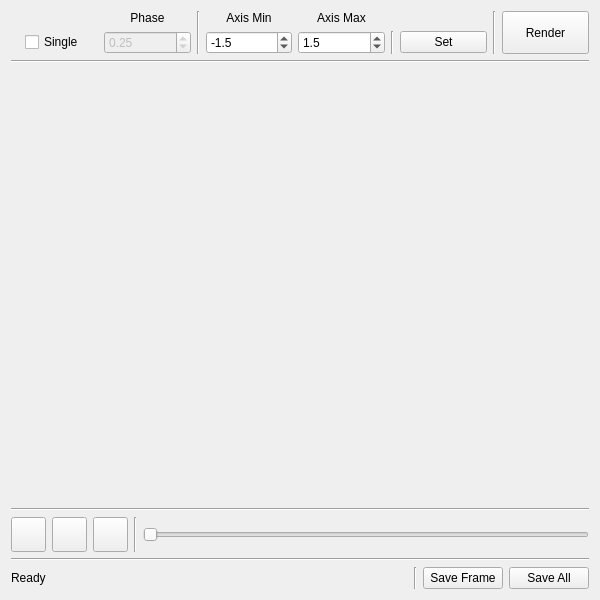
The window that resources/starpositionswidget.ui (Varnani/PyWD2015) describes before a commit, drawn with Qt 5.
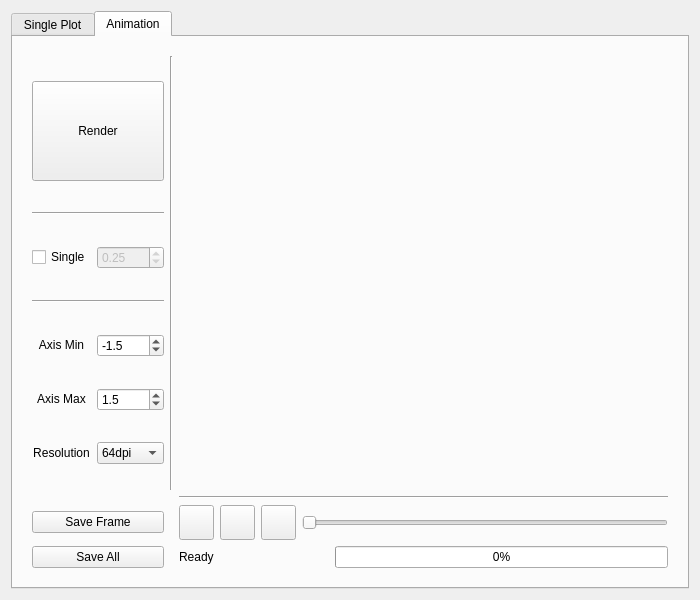
The same window after the commit. The open tabs and pages were chosen to show the change.

Commit message: implemented star position animation

Diff of the .ui file:
```diff
--- a/resources/starpositionswidget.ui
+++ b/resources/starpositionswidget.ui
@@ -6,7 +6,7 @@
    <rect>
     <x>0</x>
     <y>0</y>
-    <width>600</width>
+    <width>700</width>
     <height>600</height>
    </rect>
   </property>
@@ -15,149 +15,84 @@
   </property>
   <layout class="QVBoxLayout" name="verticalLayout">
    <item>
-    <layout class="QGridLayout" name="gridLayout">
-     <item row="0" column="8" rowspan="2">
-      <widget class="QPushButton" name="render_btn">
-       <property name="sizePolicy">
-        <sizepolicy hsizetype="Preferred" vsizetype="Preferred">
-         <horstretch>0</horstretch>
-         <verstretch>0</verstretch>
-        </sizepolicy>
-       </property>
-       <property name="text">
-        <string>Render</string>
-       </property>
-      </widget>
-     </item>
-     <item row="1" column="5">
-      <widget class="Line" name="line_9">
-       <property name="orientation">
-        <enum>Qt::Vertical</enum>
-       </property>
-      </widget>
-     </item>
-     <item row="0" column="3">
-      <widget class="QLabel" name="label_4">
+    <widget class="QTabWidget" name="tabWidget">
+     <property name="currentIndex">
+      <number>0</number>
+     </property>
+     <widget class="QWidget" name="tab_2">
+      <attribute name="title">
+       <string>Single Plot</string>
+      </attribute>
+      <layout class="QVBoxLayout" name="verticalLayout_3">
+       <item>
+        <layout class="QVBoxLayout" name="verticalLayout_2">
+         <property name="margin">
+          <number>10</number>
+         </property>
+         <item>
+          <layout class="QGridLayout" name="gridLayout_2">
+           <item row="0" column="0">
+            <widget class="QLabel" name="label_7">
        <property name="text">
-        <string>Axis Min</string>
+              <string>Phase</string>
        </property>
        <property name="alignment">
         <set>Qt::AlignCenter</set>
        </property>
       </widget>
      </item>
-     <item row="1" column="0" alignment="Qt::AlignHCenter">
-      <widget class="QCheckBox" name="single_chk">
-       <property name="text">
-        <string>Single</string>
+           <item row="1" column="0">
+            <widget class="QDoubleSpinBox" name="phase_spinbox">
+             <property name="enabled">
+              <bool>true</bool>
+             </property>
+             <property name="decimals">
+              <number>2</number>
+             </property>
+             <property name="minimum">
+              <double>0.000000000000000</double>
+             </property>
+             <property name="maximum">
+              <double>1.000000000000000</double>
+             </property>
+             <property name="singleStep">
+              <double>0.010000000000000</double>
+             </property>
+             <property name="value">
+              <double>0.250000000000000</double>
        </property>
       </widget>
      </item>
      <item row="0" column="2" rowspan="2">
-      <widget class="Line" name="line_4">
-       <property name="orientation">
-        <enum>Qt::Vertical</enum>
-       </property>
-      </widget>
-     </item>
-     <item row="0" column="7" rowspan="2">
-      <widget class="Line" name="line_5">
-       <property name="orientation">
-        <enum>Qt::Vertical</enum>
-       </property>
-      </widget>
-     </item>
-     <item row="1" column="4">
-      <widget class="QDoubleSpinBox" name="max_spinbox">
-       <property name="decimals">
-        <number>1</number>
-       </property>
-       <property name="minimum">
-        <double>-100.000000000000000</double>
-       </property>
-       <property name="maximum">
-        <double>100.000000000000000</double>
-       </property>
-       <property name="singleStep">
-        <double>0.500000000000000</double>
-       </property>
-       <property name="value">
-        <double>1.500000000000000</double>
-       </property>
-      </widget>
-     </item>
-     <item row="1" column="6">
-      <widget class="QPushButton" name="setlimits_btn">
+            <widget class="QPushButton" name="plot_btn">
+             <property name="sizePolicy">
+              <sizepolicy hsizetype="Preferred" vsizetype="Preferred">
+               <horstretch>0</horstretch>
+               <verstretch>0</verstretch>
+              </sizepolicy>
+             </property>
        <property name="text">
-        <string>Set</string>
-       </property>
-      </widget>
-     </item>
-     <item row="1" column="3">
-      <widget class="QDoubleSpinBox" name="min_spinbox">
-       <property name="decimals">
-        <number>1</number>
-       </property>
-       <property name="minimum">
-        <double>-100.000000000000000</double>
-       </property>
-       <property name="maximum">
-        <double>100.000000000000000</double>
-       </property>
-       <property name="singleStep">
-        <double>0.500000000000000</double>
-       </property>
-       <property name="value">
-        <double>-1.500000000000000</double>
-       </property>
-      </widget>
-     </item>
-     <item row="0" column="4">
-      <widget class="QLabel" name="label_5">
-       <property name="text">
-        <string>Axis Max</string>
-       </property>
-       <property name="alignment">
-        <set>Qt::AlignCenter</set>
+              <string>Plot</string>
        </property>
       </widget>
      </item>
      <item row="1" column="1">
-      <widget class="QDoubleSpinBox" name="phase_spinbox">
-       <property name="enabled">
-        <bool>false</bool>
-       </property>
-       <property name="decimals">
-        <number>2</number>
-       </property>
-       <property name="minimum">
-        <double>0.000000000000000</double>
-       </property>
-       <property name="maximum">
-        <double>1.000000000000000</double>
-       </property>
-       <property name="singleStep">
-        <double>0.010000000000000</double>
-       </property>
-       <property name="value">
-        <double>0.250000000000000</double>
-       </property>
-      </widget>
-     </item>
-     <item row="0" column="1">
-      <widget class="QLabel" name="label_6">
-       <property name="text">
-        <string>Phase</string>
-       </property>
-       <property name="alignment">
-        <set>Qt::AlignCenter</set>
-       </property>
-      </widget>
+            <spacer name="horizontalSpacer">
+             <property name="orientation">
+              <enum>Qt::Horizontal</enum>
+             </property>
+             <property name="sizeHint" stdset="0">
+              <size>
+               <width>40</width>
+               <height>20</height>
+              </size>
+             </property>
+            </spacer>
      </item>
     </layout>
    </item>
    <item>
-    <widget class="Line" name="line">
+          <widget class="Line" name="line_6">
      <property name="orientation">
       <enum>Qt::Horizontal</enum>
      </property>
@@ -171,24 +106,85 @@
        <verstretch>0</verstretch>
       </sizepolicy>
      </property>
-     <property name="minimumSize">
-      <size>
-       <width>200</width>
-       <height>200</height>
-      </size>
-     </property>
-    </widget>
-   </item>
-   <item>
-    <widget class="Line" name="line_2">
-     <property name="orientation">
-      <enum>Qt::Horizontal</enum>
-     </property>
-    </widget>
-   </item>
+          </widget>
+         </item>
+        </layout>
+       </item>
+      </layout>
+     </widget>
+     <widget class="QWidget" name="tab">
+      <attribute name="title">
+       <string>Animation</string>
+      </attribute>
+      <layout class="QHBoxLayout" name="horizontalLayout_2">
    <item>
+        <layout class="QGridLayout" name="gridLayout_3">
+         <property name="margin">
+          <number>10</number>
+         </property>
+         <item row="3" column="3" colspan="4">
     <layout class="QHBoxLayout" name="horizontalLayout">
      <item>
+            <widget class="QLabel" name="message_label">
+             <property name="minimumSize">
+              <size>
+               <width>150</width>
+               <height>0</height>
+              </size>
+             </property>
+             <property name="maximumSize">
+              <size>
+               <width>150</width>
+               <height>16777215</height>
+              </size>
+             </property>
+             <property name="text">
+              <string>Ready</string>
+             </property>
+            </widget>
+           </item>
+           <item>
+            <widget class="QProgressBar" name="progressBar">
+             <property name="enabled">
+              <bool>true</bool>
+             </property>
+             <property name="value">
+              <number>0</number>
+             </property>
+             <property name="invertedAppearance">
+              <bool>false</bool>
+             </property>
+            </widget>
+           </item>
+          </layout>
+         </item>
+         <item row="0" column="2">
+          <widget class="Line" name="line">
+           <property name="orientation">
+            <enum>Qt::Vertical</enum>
+           </property>
+          </widget>
+         </item>
+         <item row="2" column="3">
+          <widget class="QPushButton" name="start_btn">
+           <property name="minimumSize">
+            <size>
+             <width>35</width>
+             <height>35</height>
+            </size>
+           </property>
+           <property name="maximumSize">
+            <size>
+             <width>35</width>
+             <height>35</height>
+            </size>
+           </property>
+           <property name="text">
+            <string/>
+           </property>
+          </widget>
+         </item>
+         <item row="2" column="4">
       <widget class="QPushButton" name="backtostart_btn">
        <property name="sizePolicy">
         <sizepolicy hsizetype="Minimum" vsizetype="Fixed">
@@ -213,26 +209,7 @@
        </property>
       </widget>
      </item>
-     <item>
-      <widget class="QPushButton" name="start_btn">
-       <property name="minimumSize">
-        <size>
-         <width>35</width>
-         <height>35</height>
-        </size>
-       </property>
-       <property name="maximumSize">
-        <size>
-         <width>35</width>
-         <height>35</height>
-        </size>
-       </property>
-       <property name="text">
-        <string/>
-       </property>
-      </widget>
-     </item>
-     <item>
+         <item row="2" column="5">
       <widget class="QPushButton" name="skip_btn">
        <property name="minimumSize">
         <size>
@@ -251,14 +228,17 @@
        </property>
       </widget>
      </item>
-     <item>
-      <widget class="Line" name="line_8">
-       <property name="orientation">
-        <enum>Qt::Vertical</enum>
+         <item row="0" column="3" colspan="4">
+          <widget class="QWidget" name="render_widget" native="true">
+           <property name="sizePolicy">
+            <sizepolicy hsizetype="Expanding" vsizetype="Expanding">
+             <horstretch>0</horstretch>
+             <verstretch>0</verstretch>
+            </sizepolicy>
        </property>
       </widget>
      </item>
-     <item>
+         <item row="2" column="6">
       <widget class="QSlider" name="horizontalSlider">
        <property name="sizePolicy">
         <sizepolicy hsizetype="Expanding" vsizetype="Fixed">
@@ -271,52 +251,197 @@
        </property>
       </widget>
      </item>
-    </layout>
-   </item>
-   <item>
+         <item row="0" column="1">
+          <layout class="QGridLayout" name="gridLayout">
+           <item row="5" column="1">
+            <widget class="QDoubleSpinBox" name="max_spinbox">
+             <property name="decimals">
+              <number>1</number>
+             </property>
+             <property name="minimum">
+              <double>-100.000000000000000</double>
+             </property>
+             <property name="maximum">
+              <double>100.000000000000000</double>
+             </property>
+             <property name="singleStep">
+              <double>0.500000000000000</double>
+             </property>
+             <property name="value">
+              <double>1.500000000000000</double>
+             </property>
+            </widget>
+           </item>
+           <item row="1" column="0" colspan="2">
     <widget class="Line" name="line_3">
      <property name="orientation">
       <enum>Qt::Horizontal</enum>
      </property>
     </widget>
    </item>
+           <item row="3" column="0" colspan="2">
+            <widget class="Line" name="line_4">
+             <property name="orientation">
+              <enum>Qt::Horizontal</enum>
+             </property>
+            </widget>
+           </item>
+           <item row="6" column="1">
+            <widget class="QComboBox" name="dpi_combobox">
    <item>
-    <layout class="QHBoxLayout" name="horizontalLayout_2">
+              <property name="text">
+               <string>64dpi</string>
+              </property>
+             </item>
      <item>
-      <widget class="QLabel" name="message_label">
+              <property name="text">
+               <string>128dpi</string>
+              </property>
+             </item>
+             <item>
+              <property name="text">
+               <string>256dpi</string>
+              </property>
+             </item>
+            </widget>
+           </item>
+           <item row="6" column="0">
+            <widget class="QLabel" name="label_8">
+             <property name="text">
+              <string>Resolution</string>
+             </property>
+             <property name="alignment">
+              <set>Qt::AlignCenter</set>
+             </property>
+            </widget>
+           </item>
+           <item row="2" column="1">
+            <widget class="QDoubleSpinBox" name="render_phaseSpinbox">
+             <property name="enabled">
+              <bool>false</bool>
+             </property>
+             <property name="decimals">
+              <number>2</number>
+             </property>
+             <property name="minimum">
+              <double>0.000000000000000</double>
+             </property>
+             <property name="maximum">
+              <double>1.000000000000000</double>
+             </property>
+             <property name="singleStep">
+              <double>0.010000000000000</double>
+             </property>
+             <property name="value">
+              <double>0.250000000000000</double>
+             </property>
+            </widget>
+           </item>
+           <item row="4" column="0">
+            <widget class="QLabel" name="label_4">
        <property name="sizePolicy">
-        <sizepolicy hsizetype="Expanding" vsizetype="Preferred">
+              <sizepolicy hsizetype="Preferred" vsizetype="Fixed">
          <horstretch>0</horstretch>
          <verstretch>0</verstretch>
         </sizepolicy>
        </property>
        <property name="text">
-        <string>Ready</string>
-       </property>
-      </widget>
-     </item>
-     <item>
-      <widget class="Line" name="line_7">
-       <property name="orientation">
-        <enum>Qt::Vertical</enum>
-       </property>
-      </widget>
-     </item>
-     <item>
-      <widget class="QPushButton" name="saveframe_btn">
+              <string>Axis Min</string>
+             </property>
+             <property name="alignment">
+              <set>Qt::AlignCenter</set>
+             </property>
+            </widget>
+           </item>
+           <item row="5" column="0">
+            <widget class="QLabel" name="label_5">
+             <property name="sizePolicy">
+              <sizepolicy hsizetype="Preferred" vsizetype="Fixed">
+               <horstretch>0</horstretch>
+               <verstretch>0</verstretch>
+              </sizepolicy>
+             </property>
+             <property name="text">
+              <string>Axis Max</string>
+             </property>
+             <property name="alignment">
+              <set>Qt::AlignCenter</set>
+             </property>
+            </widget>
+           </item>
+           <item row="0" column="0" colspan="2">
+            <widget class="QPushButton" name="render_btn">
+             <property name="sizePolicy">
+              <sizepolicy hsizetype="Minimum" vsizetype="Minimum">
+               <horstretch>0</horstretch>
+               <verstretch>0</verstretch>
+              </sizepolicy>
+             </property>
+             <property name="maximumSize">
+              <size>
+               <width>16777215</width>
+               <height>100</height>
+              </size>
+             </property>
        <property name="text">
-        <string>Save Frame</string>
+              <string>Render</string>
        </property>
       </widget>
      </item>
-     <item>
+           <item row="2" column="0">
+            <widget class="QCheckBox" name="single_chk">
+             <property name="text">
+              <string>Single</string>
+             </property>
+            </widget>
+           </item>
+           <item row="4" column="1">
+            <widget class="QDoubleSpinBox" name="min_spinbox">
+             <property name="decimals">
+              <number>1</number>
+             </property>
+             <property name="minimum">
+              <double>-100.000000000000000</double>
+             </property>
+             <property name="maximum">
+              <double>100.000000000000000</double>
+             </property>
+             <property name="singleStep">
+              <double>0.500000000000000</double>
+             </property>
+             <property name="value">
+              <double>-1.500000000000000</double>
+             </property>
+            </widget>
+           </item>
+          </layout>
+         </item>
+         <item row="1" column="3" colspan="4">
+          <widget class="Line" name="line_2">
+           <property name="orientation">
+            <enum>Qt::Horizontal</enum>
+           </property>
+          </widget>
+         </item>
+         <item row="3" column="1">
       <widget class="QPushButton" name="saveall_btn">
        <property name="text">
         <string>Save All</string>
        </property>
       </widget>
      </item>
-    </layout>
+         <item row="2" column="1">
+          <widget class="QPushButton" name="saveframe_btn">
+           <property name="text">
+            <string>Save Frame</string>
+           </property>
+          </widget>
+         </item>
+        </layout>
+       </item>
+      </layout>
+     </widget>
+    </widget>
    </item>
   </layout>
  </widget>
```
Lines whose indentation alone changed are shown as unchanged. The commit also changes 4 other files.
